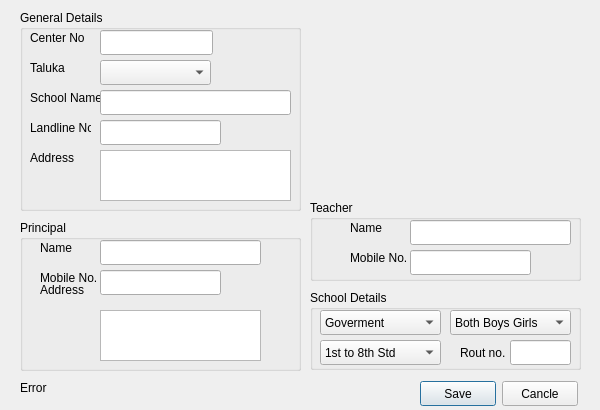
Vijay13/QuickManager, file QuickManager/schooldialog.ui: the form before one commit.
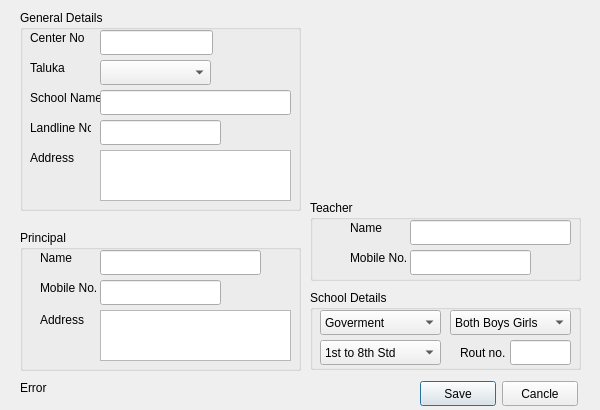
The form after the commit.

The edit to the form file:
```diff
--- a/QuickManager/schooldialog.ui
+++ b/QuickManager/schooldialog.ui
@@ -17,9 +17,9 @@
    <property name="geometry">
     <rect>
      <x>20</x>
-     <y>220</y>
+     <y>230</y>
      <width>281</width>
-     <height>151</height>
+     <height>141</height>
     </rect>
    </property>
    <property name="title">
@@ -61,8 +61,8 @@
     <property name="geometry">
      <rect>
       <x>80</x>
-      <y>90</y>
-      <width>161</width>
+      <y>80</y>
+      <width>191</width>
       <height>51</height>
      </rect>
     </property>
@@ -313,7 +313,7 @@
    <property name="geometry">
     <rect>
      <x>40</x>
-     <y>280</y>
+     <y>310</y>
      <width>61</width>
      <height>20</height>
     </rect>
```
